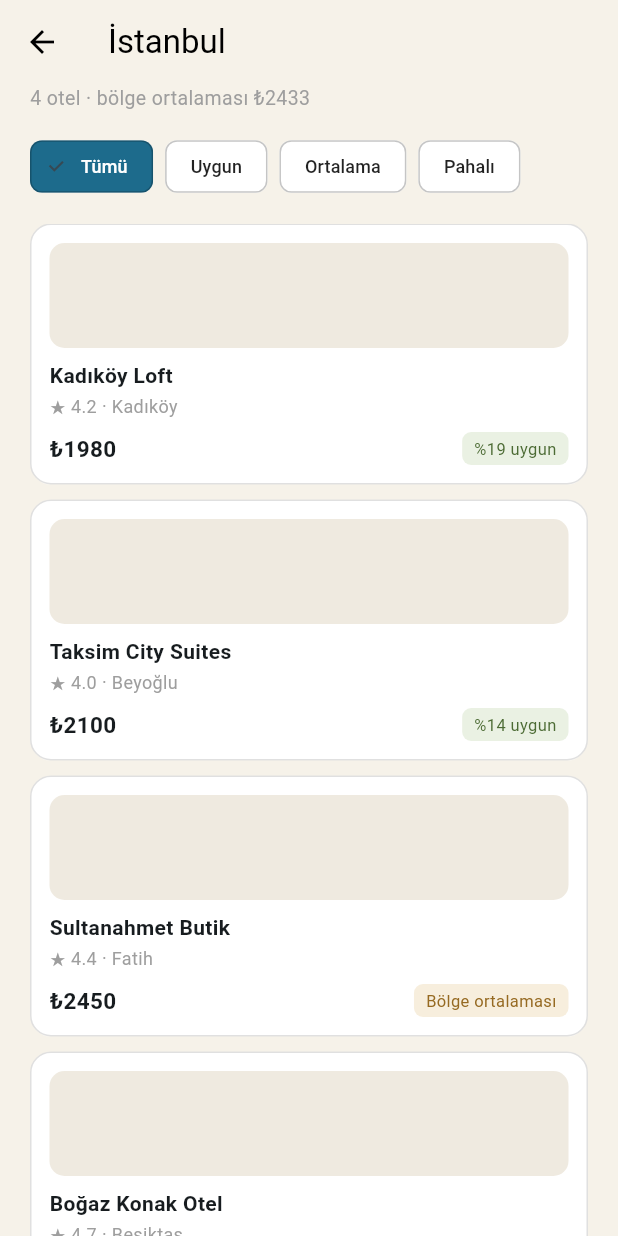
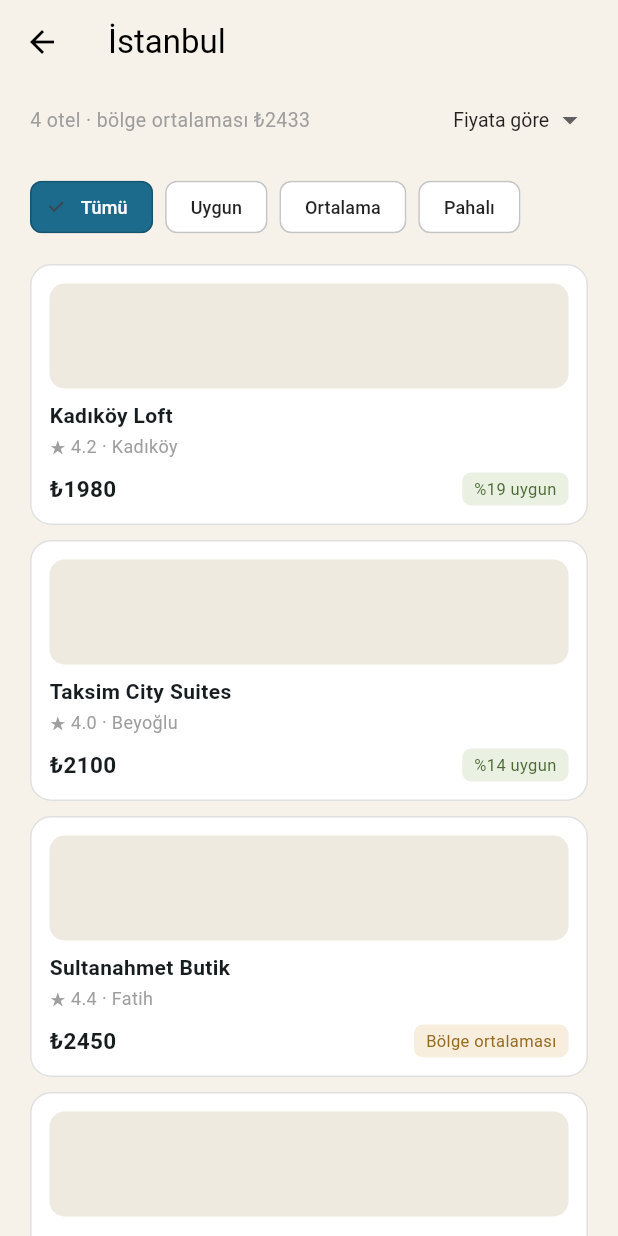
Before and after one commit to oktayalkm91-blip/otel-bul, a Flutter app: the screen it shows after launch, after a tap on "İstanbul", on a phone screen of 412 x 824 dp. Run offline on Flutter 3.47's test engine with Material 3 defaults, Android fonts, the phone set to English and light mode, and no system bars.

Commit message:
Sıralama özelliği eklendi

```diff
--- a/lib/main.dart
+++ b/lib/main.dart
@@ -56,6 +56,7 @@ final Map<String, List<Hotel>> hotelsByCity = {
 };
 
 enum PriceTier { hepsi, uygun, ortalama, pahali }
+enum SortBy { fiyat, puan }
 
 ({String label, Color bg, Color fg, PriceTier tier}) priceStatus(int price, double avg) {
   final diff = ((price - avg) / avg) * 100;
@@ -117,7 +118,7 @@ class SearchScreen extends StatelessWidget {
   }
 }
 
-// ---------- EKRAN 2: Sonuç listesi (filtre eklendi) ----------
+// ---------- EKRAN 2: Sonuç listesi (filtre + sıralama) ----------
 
 class ListScreen extends StatefulWidget {
   final String city;
@@ -129,15 +130,20 @@ class ListScreen extends StatefulWidget {
 
 class _ListScreenState extends State<ListScreen> {
   PriceTier selectedTier = PriceTier.hepsi;
+  SortBy sortBy = SortBy.fiyat;
 
   @override
   Widget build(BuildContext context) {
-    final allHotels = List<Hotel>.from(hotelsByCity[widget.city]!)..sort((a, b) => a.price.compareTo(b.price));
-    final avg = allHotels.map((h) => h.price).reduce((a, b) => a + b) / allHotels.length;
+    final baseHotels = List<Hotel>.from(hotelsByCity[widget.city]!);
+    final avg = baseHotels.map((h) => h.price).reduce((a, b) => a + b) / baseHotels.length;
 
-    final hotels = selectedTier == PriceTier.hepsi
-        ? allHotels
-        : allHotels.where((h) => priceStatus(h.price, avg).tier == selectedTier).toList();
+    var hotels = selectedTier == PriceTier.hepsi
+        ? baseHotels
+        : baseHotels.where((h) => priceStatus(h.price, avg).tier == selectedTier).toList();
+
+    hotels.sort((a, b) => sortBy == SortBy.fiyat
+        ? a.price.compareTo(b.price)
+        : b.rating.compareTo(a.rating));
 
     Widget chip(String label, PriceTier tier) {
       final selected = selectedTier == tier;
@@ -167,9 +173,24 @@ class _ListScreenState extends State<ListScreen> {
         child: Column(
           crossAxisAlignment: CrossAxisAlignment.start,
           children: [
-            Text('${allHotels.length} otel · bölge ortalaması ₺${avg.round()}',
-                style: const TextStyle(color: Colors.grey, fontSize: 13)),
-            const SizedBox(height: 12),
+            Row(
+              mainAxisAlignment: MainAxisAlignment.spaceBetween,
+              children: [
+                Text('${baseHotels.length} otel · bölge ortalaması ₺${avg.round()}',
+                    style: const TextStyle(color: Colors.grey, fontSize: 13)),
+                DropdownButton<SortBy>(
+                  value: sortBy,
+                  underline: const SizedBox(),
+                  style: const TextStyle(color: Colors.black87, fontSize: 13),
+                  items: const [
+                    DropdownMenuItem(value: SortBy.fiyat, child: Text('Fiyata göre')),
+                    DropdownMenuItem(value: SortBy.puan, child: Text('Puana göre')),
+                  ],
+                  onChanged: (value) => setState(() => sortBy = value!),
+                ),
+              ],
+            ),
+            const SizedBox(height: 10),
             SingleChildScrollView(
               scrollDirection: Axis.horizontal,
               child: Row(
@@ -195,7 +216,7 @@ class _ListScreenState extends State<ListScreen> {
                         return InkWell(
                           borderRadius: BorderRadius.circular(14),
                           onTap: () => Navigator.of(context).push(
-                            MaterialPageRoute(builder: (_) => DetailScreen(city: widget.city, hotel: hotel, hotels: allHotels)),
+                            MaterialPageRoute(builder: (_) => DetailScreen(city: widget.city, hotel: hotel, hotels: baseHotels)),
                           ),
                           child: Container(
                             padding: const EdgeInsets.all(12),
```
